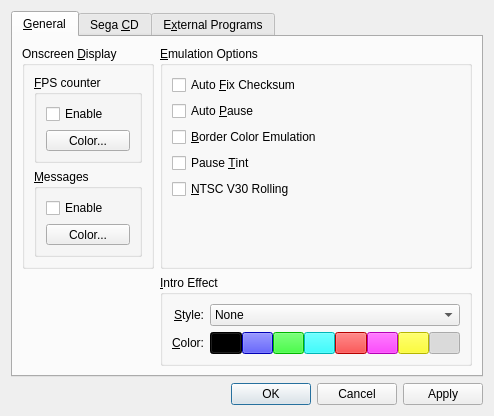
The window that src/gens-qt4/ui/GeneralConfigWindow.ui (GerbilSoft/gens-gs-ii) describes before a commit, drawn with Qt 5.
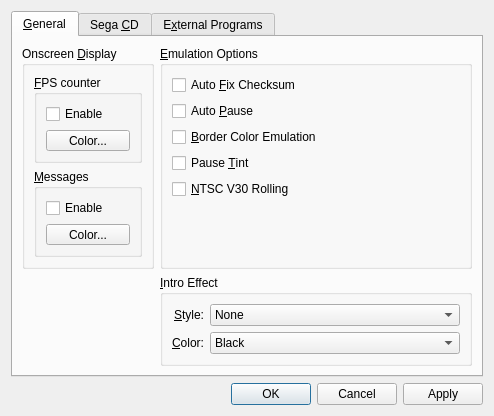
The same window after the commit.

Commit message:
[gens-qt4] ui/GeneralConfigWindow.ui: Use a dropdown for the intro effect color instead of color buttons.
The color buttons were overlapping on Mac OS X, and they looked out of place,
since Qt draws buttons with custom colors using its own Win9x-style theme
instead of the native styling.

TODO: Convert the OSD font color buttons to a dropdown, but with more colors
and a "Custom" item?

```diff
--- a/src/gens-qt4/ui/GeneralConfigWindow.ui
+++ b/src/gens-qt4/ui/GeneralConfigWindow.ui
@@ -32,6 +32,12 @@
       <layout class="QGridLayout" name="gridLayout">
        <item row="0" column="1">
         <widget class="QGroupBox" name="grpEmulationOptions">
+         <property name="sizePolicy">
+          <sizepolicy hsizetype="Expanding" vsizetype="Preferred">
+           <horstretch>0</horstretch>
+           <verstretch>0</verstretch>
+          </sizepolicy>
+         </property>
          <property name="title">
           <string>&amp;Emulation Options</string>
          </property>
@@ -138,8 +144,11 @@
           </item>
           <item row="0" column="2">
            <widget class="QComboBox" name="cboIntroStyle">
-            <property name="currentIndex">
-             <number>0</number>
+            <property name="sizePolicy">
+             <sizepolicy hsizetype="Expanding" vsizetype="Fixed">
+              <horstretch>0</horstretch>
+              <verstretch>0</verstretch>
+             </sizepolicy>
             </property>
             <item>
              <property name="text">
@@ -167,171 +176,65 @@
              <set>Qt::AlignRight|Qt::AlignTrailing|Qt::AlignVCenter</set>
             </property>
             <property name="buddy">
-             <cstring>optIntroColorW</cstring>
+             <cstring>cboIntroColor</cstring>
             </property>
            </widget>
           </item>
           <item row="1" column="2">
-           <layout class="QHBoxLayout" name="hboxIntroColor">
-            <property name="spacing">
-             <number>0</number>
+           <widget class="QComboBox" name="cboIntroColor">
+            <property name="sizePolicy">
+             <sizepolicy hsizetype="Expanding" vsizetype="Fixed">
+              <horstretch>0</horstretch>
+              <verstretch>0</verstretch>
+             </sizepolicy>
             </property>
+            <property name="iconSize">
+             <size>
+              <width>24</width>
+              <height>16</height>
+             </size>
+            </property>
             <item>
-             <widget class="QPushButton" name="optIntroColorK">
-              <property name="styleSheet">
-               <string notr="true">QPushButton
-	{ background-color: #000000 }
-QPushButton:checked, QPushButton:hover
-	{ background-color: #555555 }</string>
-              </property>
-              <property name="text">
-               <string/>
-              </property>
-              <property name="checkable">
-               <bool>true</bool>
-              </property>
-              <property name="autoExclusive">
-               <bool>true</bool>
-              </property>
-             </widget>
+             <property name="text">
+              <string>Black</string>
+             </property>
             </item>
             <item>
-             <widget class="QPushButton" name="optIntroColorB">
-              <property name="styleSheet">
-               <string notr="true">QPushButton
-	{ background-color: #0000FF }
-QPushButton:checked, QPushButton:hover
-	{ background-color: #5555FF }</string>
-              </property>
-              <property name="text">
-               <string/>
-              </property>
-              <property name="checkable">
-               <bool>true</bool>
-              </property>
-              <property name="autoExclusive">
-               <bool>true</bool>
-              </property>
-             </widget>
+             <property name="text">
+              <string>Blue</string>
+             </property>
             </item>
             <item>
-             <widget class="QPushButton" name="optIntroColorG">
-              <property name="styleSheet">
-               <string notr="true">QPushButton
-	{ background-color: #00FF00 }
-QPushButton:checked, QPushButton:hover
-	{ background-color: #55FF55 }</string>
-              </property>
-              <property name="text">
-               <string/>
-              </property>
-              <property name="checkable">
-               <bool>true</bool>
-              </property>
-              <property name="autoExclusive">
-               <bool>true</bool>
-              </property>
-             </widget>
+             <property name="text">
+              <string>Green</string>
+             </property>
             </item>
             <item>
-             <widget class="QPushButton" name="optIntroColorC">
-              <property name="styleSheet">
-               <string notr="true">QPushButton
-	{ background-color: #00FFFF }
-QPushButton:checked, QPushButton:hover
-	{ background-color: #55FFFF }</string>
-              </property>
-              <property name="text">
-               <string/>
-              </property>
-              <property name="checkable">
-               <bool>true</bool>
-              </property>
-              <property name="autoExclusive">
-               <bool>true</bool>
-              </property>
-             </widget>
+             <property name="text">
+              <string>Cyan</string>
+             </property>
             </item>
             <item>
-             <widget class="QPushButton" name="optIntroColorR">
-              <property name="styleSheet">
-               <string notr="true">QPushButton
-	{ background-color: #FF0000 }
-QPushButton:checked, QPushButton:hover
-	{ background-color: #FF5555 }</string>
-              </property>
-              <property name="text">
-               <string/>
-              </property>
-              <property name="checkable">
-               <bool>true</bool>
-              </property>
-              <property name="autoExclusive">
-               <bool>true</bool>
-              </property>
-             </widget>
+             <property name="text">
+              <string>Red</string>
+             </property>
             </item>
             <item>
-             <widget class="QPushButton" name="optIntroColorM">
-              <property name="styleSheet">
-               <string notr="true">QPushButton
-	{ background-color: #FF00FF }
-QPushButton:checked, QPushButton:hover
-	{ background-color: #FF55FF }</string>
-              </property>
-              <property name="text">
-               <string/>
-              </property>
-              <property name="checkable">
-               <bool>true</bool>
-              </property>
-              <property name="autoExclusive">
-               <bool>true</bool>
-              </property>
-             </widget>
+             <property name="text">
+              <string>Magenta</string>
+             </property>
             </item>
             <item>
-             <widget class="QPushButton" name="optIntroColorY">
-              <property name="styleSheet">
-               <string notr="true">QPushButton
-	{ background-color: #FFFF00 }
-QPushButton:checked, QPushButton:hover
-	{ background-color: #FFFF55 }</string>
-              </property>
-              <property name="text">
-               <string/>
-              </property>
-              <property name="checkable">
-               <bool>true</bool>
-              </property>
-              <property name="autoExclusive">
-               <bool>true</bool>
-              </property>
-             </widget>
+             <property name="text">
+              <string>Yellow</string>
+             </property>
             </item>
             <item>
-             <widget class="QPushButton" name="optIntroColorW">
-              <property name="styleSheet">
-               <string notr="true">QPushButton
-	{ background-color: #FFFFFF }
-QPushButton:checked, QPushButton:hover
-	{ background-color: #EEEEEE }</string>
-              </property>
-              <property name="text">
-               <string/>
-              </property>
-              <property name="checkable">
-               <bool>true</bool>
-              </property>
-              <property name="checked">
-               <bool>true</bool>
-              </property>
-              <property name="autoExclusive">
-               <bool>true</bool>
-              </property>
-             </widget>
+             <property name="text">
+              <string>White</string>
+             </property>
             </item>
-           </layout>
+           </widget>
           </item>
          </layout>
         </widget>
```
Left out of the diff: 8 changed lines with no effect on the pictures. The commit also changes 2 other files.
